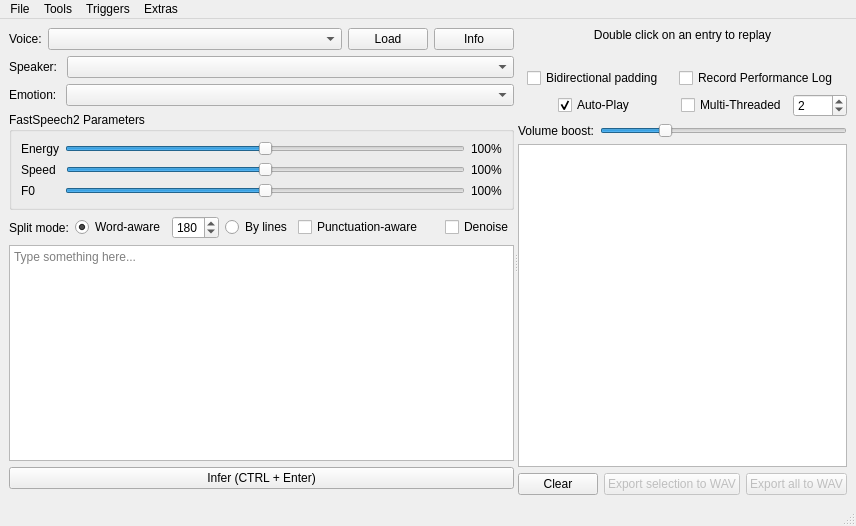
Above: mainwindow.ui from ZDisket/TensorVox before the change. Below: the same form after it.
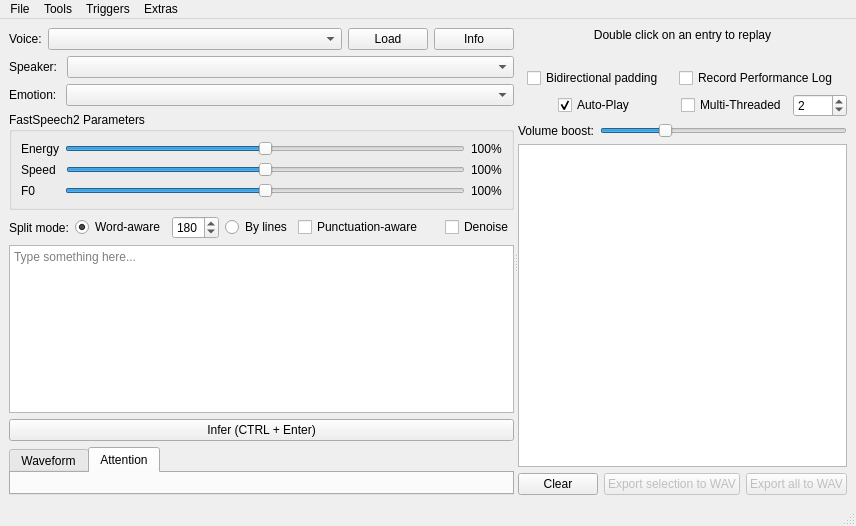
That is the form after the change. The open tabs and pages were chosen to show the change. Icons and pictures are not drawn. Custom widgets are drawn as their Qt base class.

Commit message: Add attention plotting for Tacotron

The edit to the form file:
```diff
--- a/mainwindow.ui
+++ b/mainwindow.ui
@@ -21,7 +21,9 @@
        <enum>Qt::Horizontal</enum>
       </property>
       <widget class="QWidget" name="layoutWidget">
-       <layout class="QVBoxLayout" name="verticalLayout" stretch="0,0,0,0,0,8,0,0">
+       <layout class="QVBoxLayout" name="verticalLayout" stretch="0,0">
+        <item>
+         <layout class="QVBoxLayout" name="verticalLayout_7">
         <item>
          <layout class="QHBoxLayout" name="horizontalLayout_2">
           <item>
@@ -337,7 +339,7 @@
           <property name="sizePolicy">
            <sizepolicy hsizetype="Expanding" vsizetype="Expanding">
             <horstretch>4</horstretch>
-            <verstretch>0</verstretch>
+              <verstretch>6</verstretch>
            </sizepolicy>
           </property>
           <property name="acceptRichText">
@@ -359,11 +361,47 @@
           </item>
          </layout>
         </item>
+         </layout>
+        </item>
+        <item>
+         <layout class="QVBoxLayout" name="verticalLayout_8">
+          <item>
+           <widget class="QTabWidget" name="tabMetrics">
+            <property name="sizePolicy">
+             <sizepolicy hsizetype="Expanding" vsizetype="Preferred">
+              <horstretch>0</horstretch>
+              <verstretch>2</verstretch>
+             </sizepolicy>
+            </property>
+            <property name="currentIndex">
+             <number>0</number>
+            </property>
+            <widget class="QWidget" name="tbWaveform">
+             <attribute name="title">
+              <string>Waveform</string>
+             </attribute>
+             <layout class="QVBoxLayout" name="verticalLayout_9">
         <item>
          <widget class="Track" name="widAudioPlot" native="true"/>
         </item>
        </layout>
       </widget>
+            <widget class="QWidget" name="tbAttention">
+             <attribute name="title">
+              <string>Attention</string>
+             </attribute>
+             <layout class="QVBoxLayout" name="verticalLayout_10">
+              <item>
+               <widget class="Attention" name="widAttention" native="true"/>
+              </item>
+             </layout>
+            </widget>
+           </widget>
+          </item>
+         </layout>
+        </item>
+       </layout>
+      </widget>
       <widget class="QWidget" name="verticalLayoutWidget">
        <layout class="QVBoxLayout" name="verticalLayout_2">
         <item>
@@ -718,6 +756,12 @@
    <header>track.h</header>
    <container>1</container>
   </customwidget>
+  <customwidget>
+   <class>Attention</class>
+   <extends>QWidget</extends>
+   <header>attention.h</header>
+   <container>1</container>
+  </customwidget>
  </customwidgets>
  <resources>
   <include location="stdres.qrc"/>
```
Left out of the diff: 5 changed lines with no effect on the pictures. Lines whose indentation alone changed are shown as unchanged. The commit also changes 12 other files.
